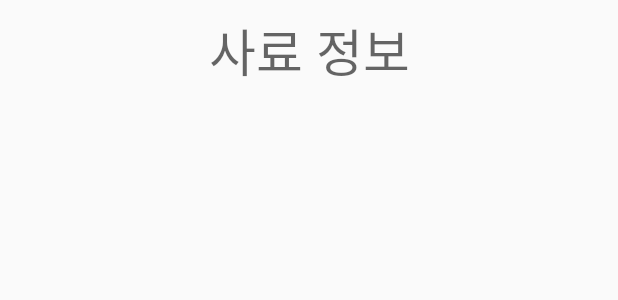
After one commit to susanso/android_studio, an Android app: the layout activity_food_info.xml on its own in the app's theme, with its tools: preview values and no code run, on a phone screen of 412 x 824 dp. The commit adds this screen. Shown: the top 300 px of the screen. Run offline under Robolectric (Android 15) with nearby library versions, the phone set to English and light mode, and no system bars.

Commit message:
#8 레이아웃 약간 수정, 사료 정보 구현

```diff
--- a/AutoFeeder/app/src/main/java/com/hoseo/autofeeder/LogActivity.kt
+++ b/AutoFeeder/app/src/main/java/com/hoseo/autofeeder/LogActivity.kt
@@ -52,7 +52,6 @@ class LogActivity : AppCompatActivity() {
             override fun onChildRemoved(p0: DataSnapshot) {
             }
 
-
         })
     }
 }
--- a/AutoFeeder/app/src/main/java/com/hoseo/autofeeder/MainActivity.kt
+++ b/AutoFeeder/app/src/main/java/com/hoseo/autofeeder/MainActivity.kt
@@ -53,5 +53,9 @@ class MainActivity : AppCompatActivity() {
         log.setOnClickListener {
             startActivity(Intent(this, LogActivity::class.java))
         }
+
+        foodInfo.setOnClickListener {
+            startActivity(Intent(this, FoodInfoActivity::class.java))
+        }
     }
 }
--- a/AutoFeeder/app/src/main/res/layout/activity_editprofile.xml
+++ b/AutoFeeder/app/src/main/res/layout/activity_editprofile.xml
@@ -10,7 +10,7 @@
     <android.support.v7.widget.CardView
             android:layout_width="match_parent"
             android:layout_height="0dp"
-            android:layout_weight="0.8">
+            android:layout_weight="1">
 
         <android.support.constraint.ConstraintLayout
                 android:background="@drawable/cardview_layout"
@@ -55,7 +55,7 @@
     <android.support.v7.widget.CardView
             android:layout_width="match_parent"
             android:layout_height="0dp"
-            android:layout_weight="0.5"
+            android:layout_weight="0.7"
     >
 
         <android.support.constraint.ConstraintLayout
@@ -125,7 +125,7 @@
     <android.support.v7.widget.CardView
             android:layout_width="match_parent"
             android:layout_height="0dp"
-            android:layout_weight="1">
+            android:layout_weight="1.3">
         <android.support.constraint.ConstraintLayout
                 android:background="@drawable/cardview_layout"
                 android:layout_width="match_parent"
--- /dev/null
+++ b/AutoFeeder/app/src/main/res/layout/activity_food_info.xml
@@ -0,0 +1,27 @@
+<?xml version="1.0" encoding="utf-8"?>
+<android.support.constraint.ConstraintLayout
+        xmlns:android="http://schemas.android.com/apk/res/android"
+        xmlns:tools="http://schemas.android.com/tools"
+        xmlns:app="http://schemas.android.com/apk/res-auto"
+        android:layout_width="match_parent"
+        android:layout_height="match_parent"
+        tools:context=".FoodInfoActivity">
+
+    <android.support.v7.widget.RecyclerView
+            android:layout_width="0dp"
+            android:layout_height="0dp"
+            android:id="@+id/foodList" android:layout_marginBottom="8dp"
+            app:layout_constraintEnd_toEndOf="parent"
+            app:layout_constraintStart_toStartOf="parent"
+            app:layout_constraintBottom_toBottomOf="parent" android:layout_marginStart="8dp"
+            android:layout_marginEnd="8dp" app:layout_constraintTop_toBottomOf="@+id/textView"
+            android:layout_marginTop="8dp"/>
+    <TextView
+            android:text="@string/foodInfoTitle"
+            android:layout_width="wrap_content"
+            android:layout_height="wrap_content"
+            android:id="@+id/textView" app:layout_constraintStart_toStartOf="parent" android:layout_marginStart="8dp"
+            app:layout_constraintEnd_toEndOf="parent" android:layout_marginEnd="8dp"
+            app:layout_constraintTop_toTopOf="parent" android:layout_marginTop="8dp"
+            android:textAppearance="@style/TextAppearance.AppCompat.Display1"/>
+</android.support.constraint.ConstraintLayout>
--- a/AutoFeeder/app/src/main/res/layout/activity_main.xml
+++ b/AutoFeeder/app/src/main/res/layout/activity_main.xml
@@ -47,9 +47,4 @@
             android:layout_width="match_parent"
             android:layout_height="match_parent" android:id="@+id/foodInfo" android:layout_weight="1"
             android:background="@drawable/cardview_layout"/>
-    <Button
-            android:text="@string/menu4"
-            android:layout_width="match_parent"
-            android:layout_height="match_parent" android:id="@+id/map" android:layout_weight="1"
-            android:background="@drawable/cardview_layout"/>
 </LinearLayout>
--- a/AutoFeeder/app/src/main/res/values/strings.xml
+++ b/AutoFeeder/app/src/main/res/values/strings.xml
@@ -11,6 +11,7 @@
     <string name="addAlarm">알람추가</string>
     <string name="edit">수정</string>
     <string name="logTitle">사료 공급 내역</string>
+    <string name="foodInfoTitle">사료 정보</string>
 
     <!-- TODO: Remove or change this placeholder text -->
     <string name="hello_blank_fragment">Hello blank fragment</string>
```
Also changed, not shown: AutoFeeder/app/src/main/AndroidManifest.xml (+9 -5 lines), AutoFeeder/app/src/main/java/com/hoseo/autofeeder/FoodInfo.kt (added, +10 -0 lines), AutoFeeder/app/src/main/java/com/hoseo/autofeeder/FoodInfoActivity.kt (added, +51 -0 lines), AutoFeeder/app/src/main/java/com/hoseo/autofeeder/FoodInfoAdapter.kt (added, +39 -0 lines), AutoFeeder/app/src/main/res/layout/activity_profile.xml (+2 -24 lines), AutoFeeder/app/src/main/res/layout/food_row.xml (added, +52 -0 lines), AutoFeeder/app/src/main/res/drawable/dd.png (deleted).
